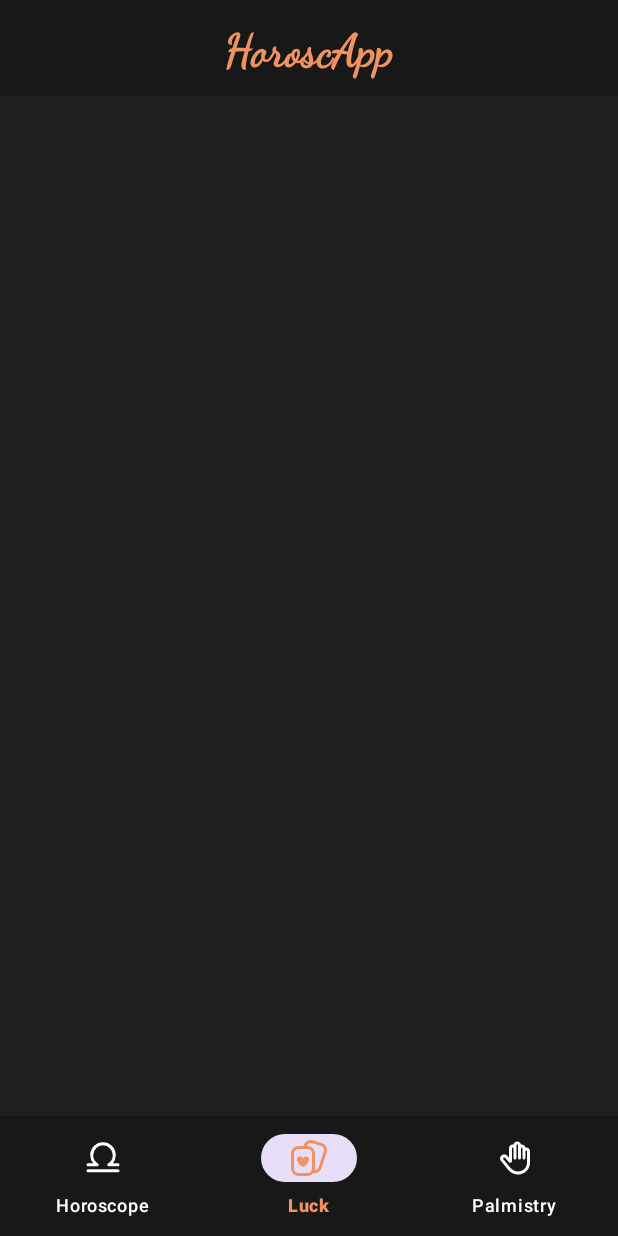
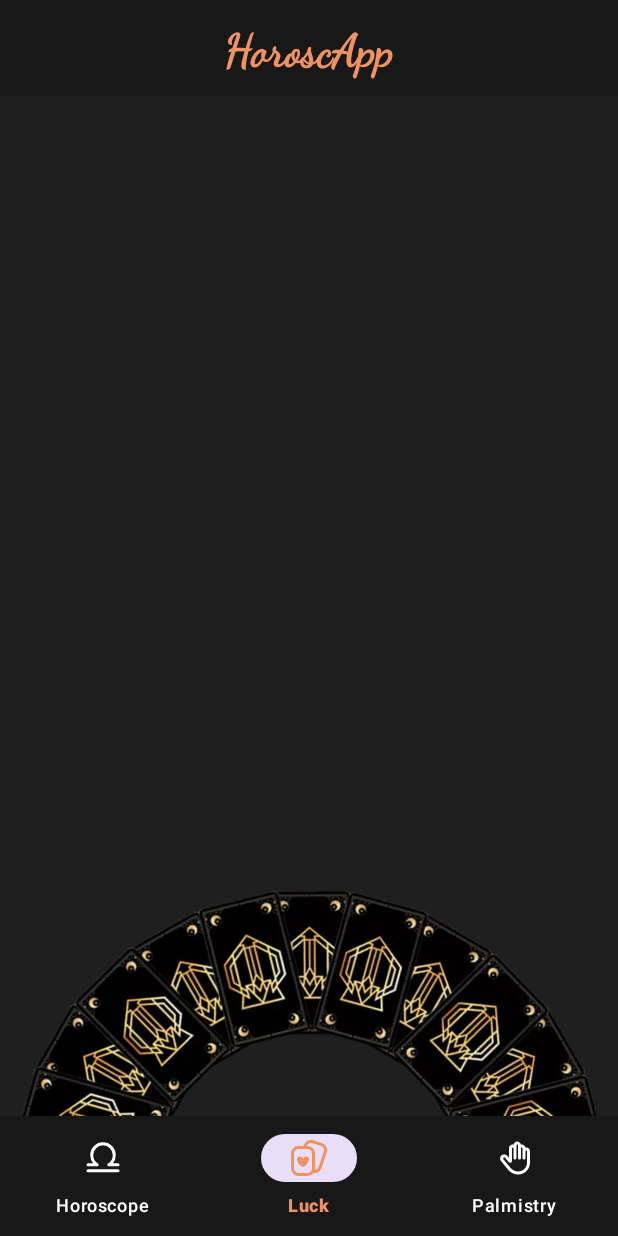
Before and after one commit to MarioCaveroPerez/HoroscApp, an Android app: the LuckFragment screen opened through its navigation route, on a phone screen of 412 x 824 dp. Run offline under Robolectric (Android 15) with nearby library versions, the phone set to English and light mode, and no system bars; our stand-ins replace Dagger/Hilt's generated code, navigation-ui; network calls fail.

Commit message:
Empece la parte de lucky

```diff
--- a/app/src/main/java/com/example/horoscapp/ui/luck/LuckFragment.kt
+++ b/app/src/main/java/com/example/horoscapp/ui/luck/LuckFragment.kt
@@ -1,14 +1,21 @@
 package com.example.horoscapp.ui.luck
 
+import android.animation.ObjectAnimator
 import android.os.Bundle
 import androidx.fragment.app.Fragment
 import android.view.LayoutInflater
 import android.view.View
 import android.view.ViewGroup
+import android.view.animation.Animation
+import android.view.animation.AnimationUtils
+import android.view.animation.DecelerateInterpolator
+import androidx.core.animation.doOnEnd
+import androidx.core.view.isVisible
 import com.example.horoscapp.R
 import com.example.horoscapp.databinding.FragmentHoroscopeBinding
 import com.example.horoscapp.databinding.FragmentLuckBinding
 import dagger.hilt.android.AndroidEntryPoint
+import java.util.Random
 
 @AndroidEntryPoint
 
@@ -17,6 +24,60 @@ class LuckFragment : Fragment() {
     private var _binding: FragmentLuckBinding? = null
     private val binding get() = _binding!!
 
+    override fun onViewCreated(view: View, savedInstanceState: Bundle?) {
+        super.onViewCreated(view, savedInstanceState)
+        initUI()
+    }
+
+    private fun initUI() {
+        initListeners()
+    }
+
+    private fun initListeners() {
+        binding.ivRoulette.setOnClickListener {
+            spinRoulette()
+        }
+    }
+
+    private fun spinRoulette() {
+        val random = Random()
+        val degrees = random.nextInt(1440) + 360
+        val animator = ObjectAnimator.ofFloat(binding.ivRoulette, View.ROTATION, 0f, degrees.toFloat())
+        animator.duration = 2000
+        animator.interpolator = DecelerateInterpolator()
+        animator.doOnEnd { slidecard() }
+        animator.start()
+    }
+    private fun slidecard(){
+        val slideUpAnimation = AnimationUtils.loadAnimation(requireContext(), R.anim.slide_up)
+
+        slideUpAnimation.setAnimationListener(object : Animation.AnimationListener{
+            override fun onAnimationEnd(animation: Animation?) {
+                growCard()
+            }
+
+            override fun onAnimationRepeat(animation: Animation?) {}
+
+            override fun onAnimationStart(animation: Animation?) {
+                binding.reverse.isVisible = true
+            }
+        })
+        binding.reverse.startAnimation(slideUpAnimation)
+    }
+
+    private fun growCard() {
+        val growAnimation = AnimationUtils.loadAnimation(requireContext(), R.anim.grow)
+
+        growAnimation.setAnimationListener(object : Animation.AnimationListener{
+            override fun onAnimationEnd(animation: Animation?) {}
+
+            override fun onAnimationRepeat(animation: Animation?) {}
+
+            override fun onAnimationStart(animation: Animation?) {}
+        })
+        binding.reverse.startAnimation(growAnimation)
+    }
+
     override fun onCreateView(
         inflater: LayoutInflater, container: ViewGroup?, savedInstanceState: Bundle?
     ): View {
--- /dev/null
+++ b/app/src/main/res/anim/grow.xml
@@ -0,0 +1,14 @@
+<?xml version="1.0" encoding="utf-8"?>
+<scale
+    xmlns:tools="http://schemas.android.com/tools"
+    xmlns:app="http://schemas.android.com/apk/res-auto"
+    xmlns:android="http://schemas.android.com/apk/res/android"
+
+    android:duration="1000"
+    android:fromXScale="1.0"
+    android:fromYScale="1.0"
+    android:toXScale="3.0"
+    android:toYScale="3.0"
+    android:pivotX="50%"
+    android:pivotY="30%"
+    />
--- /dev/null
+++ b/app/src/main/res/anim/slide_up.xml
@@ -0,0 +1,7 @@
+<?xml version="1.0" encoding="utf-8"?>
+<set xmlns:android="http://schemas.android.com/apk/res/android">
+    <translate
+        android:duration="400"
+        android:fromYDelta="100%"
+        android:toYDelta="0"/>
+</set>
--- a/app/src/main/res/layout/fragment_luck.xml
+++ b/app/src/main/res/layout/fragment_luck.xml
@@ -1,9 +1,93 @@
 <?xml version="1.0" encoding="utf-8"?>
-<FrameLayout xmlns:android="http://schemas.android.com/apk/res/android"
+<androidx.constraintlayout.widget.ConstraintLayout xmlns:android="http://schemas.android.com/apk/res/android"
     xmlns:tools="http://schemas.android.com/tools"
     android:layout_width="match_parent"
     android:layout_height="match_parent"
+    xmlns:app="http://schemas.android.com/apk/res-auto"
     android:background="@color/primary"
     tools:context=".ui.luck.LuckFragment">
 
-</FrameLayout>
+    <androidx.constraintlayout.widget.ConstraintLayout
+        android:id="@+id/preview"
+        android:layout_width="0dp"
+        android:layout_height="0dp"
+        tools:visibility="gone"
+        app:layout_constraintTop_toTopOf="parent"
+        app:layout_constraintEnd_toEndOf="parent"
+        app:layout_constraintStart_toStartOf="parent"
+        app:layout_constraintBottom_toBottomOf="parent">
+
+        <ImageView
+            android:id="@+id/ivRoulette"
+            android:layout_width="0dp"
+            android:layout_height="400dp"
+            app:layout_constraintBottom_toBottomOf="parent"
+            android:layout_marginBottom="-250dp"
+            app:layout_constraintStart_toStartOf="parent"
+            app:layout_constraintEnd_toEndOf="parent"
+            android:src="@drawable/ruleta"/>
+
+        <ImageView
+            android:id="@+id/reverse"
+            android:layout_width="60dp"
+            android:layout_height="wrap_content"
+            app:layout_constraintBottom_toBottomOf="parent"
+            android:visibility="invisible"
+            android:scaleType="fitStart"
+            app:layout_constraintStart_toStartOf="parent"
+            app:layout_constraintEnd_toEndOf="parent"
+            app:layout_constraintTop_toTopOf="parent"
+            android:src="@drawable/card_back_small"/>
+
+    </androidx.constraintlayout.widget.ConstraintLayout>
+
+    <androidx.constraintlayout.widget.ConstraintLayout
+        android:id="@+id/prediction"
+        android:layout_width="0dp"
+        android:layout_height="0dp"
+        app:layout_constraintTop_toTopOf="parent"
+        android:visibility="invisible"
+        tools:visibility="visible"
+        app:layout_constraintEnd_toEndOf="parent"
+        app:layout_constraintStart_toStartOf="parent"
+        app:layout_constraintBottom_toBottomOf="parent">
+
+        <ImageView
+            android:id="@+id/ivLuckyCard"
+            android:layout_width="0dp"
+            android:layout_height="0dp"
+            tools:src="@color/red"
+            app:layout_constraintEnd_toEndOf="parent"
+            app:layout_constraintStart_toStartOf="parent"
+            app:layout_constraintTop_toTopOf="parent"
+            app:layout_constraintHeight_percent="0.6"
+            />
+        <TextView
+            android:id="@+id/tvLucky"
+            android:layout_width="0dp"
+            android:layout_height="0dp"
+            tools:text="LUCKY"
+            style="@style/Body"
+            android:layout_margin="32dp"
+            android:gravity="center"
+            app:layout_constraintStart_toStartOf="parent"
+            app:layout_constraintEnd_toEndOf="parent"
+            app:layout_constraintBottom_toBottomOf="parent"
+            app:layout_constraintTop_toBottomOf="@+id/ivLuckyCard"/>
+
+        <TextView
+            android:id="@+id/tvShare"
+            android:layout_width="0dp"
+            android:layout_height="0dp"
+            android:text="@string/share"
+            android:gravity="center"
+            style="@style/Body"
+            app:layout_constraintStart_toStartOf="parent"
+            app:layout_constraintEnd_toEndOf="parent"
+            app:layout_constraintBottom_toBottomOf="parent"
+            app:layout_constraintTop_toBottomOf="@+id/tvLucky"/>
+
+    </androidx.constraintlayout.widget.ConstraintLayout>
+
+
+</androidx.constraintlayout.widget.ConstraintLayout>
--- a/app/src/main/res/values/strings.xml
+++ b/app/src/main/res/values/strings.xml
@@ -18,4 +18,5 @@
     <string name="capricorn">Capricorn</string>
     <string name="aquarius">Aquarius</string>
     <string name="pisces">Pisces</string>
+    <string name="share">SHARE</string>
 </resources>
```
